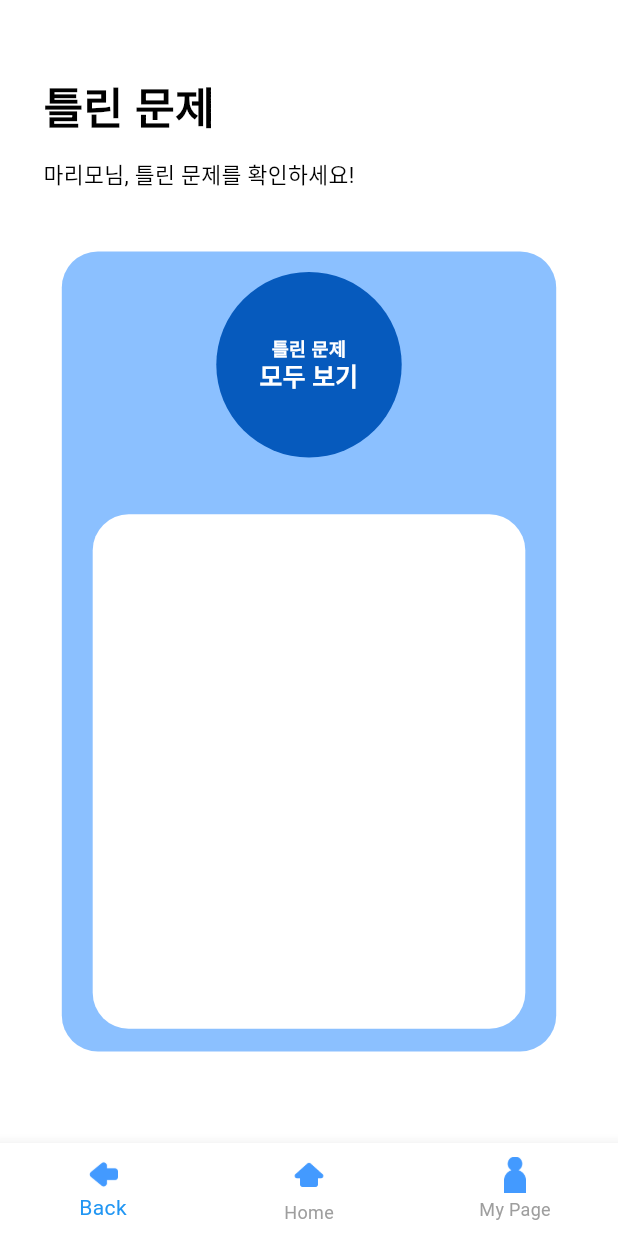
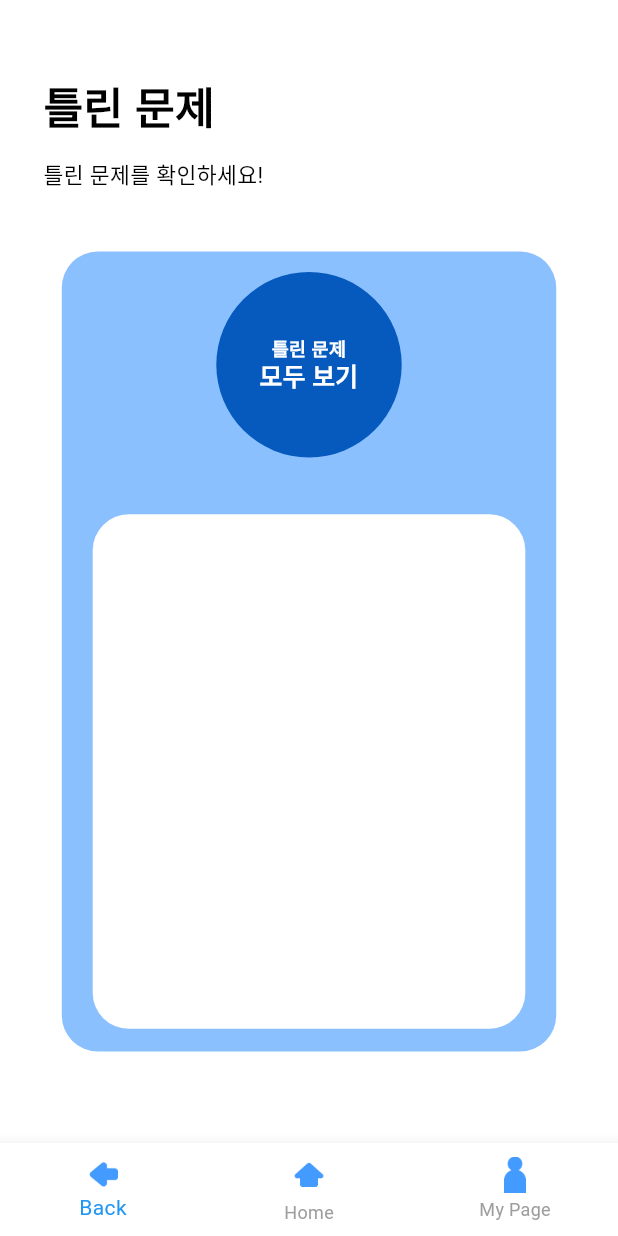
Before and after one commit to guddnboy/Daywon_FE, a Flutter app: the Wrongproblem screen opened directly with empty values, on a phone screen of 412 x 824 dp. Run offline on Flutter 3.47's test engine with Material 3 defaults, Android fonts, the phone set to English and light mode, and no system bars; our stand-ins replace chewie, video_player; network calls fail.

Commit message:
마리모님 삭제

```diff
--- a/lib/pages/user/Mypage/WrongProblem.dart
+++ b/lib/pages/user/Mypage/WrongProblem.dart
@@ -112,7 +112,7 @@ class _WrongproblemState extends State<Wrongproblem> {
                     left: width * 0.07,
                     top: height * 0.14,
                     child: Text(
-                      '마리모님, 틀린 문제를 확인하세요!',
+                      '틀린 문제를 확인하세요!',
                       style: TextStyle(
                         color: Colors.black,
                         fontSize: width * 0.035,
```
